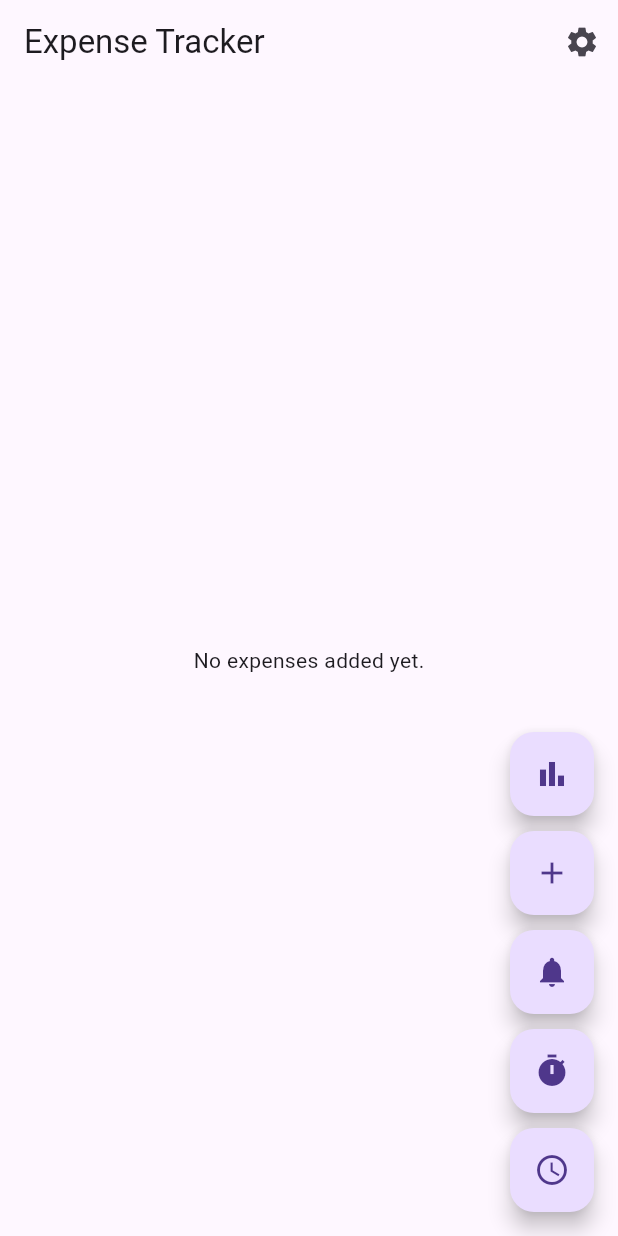
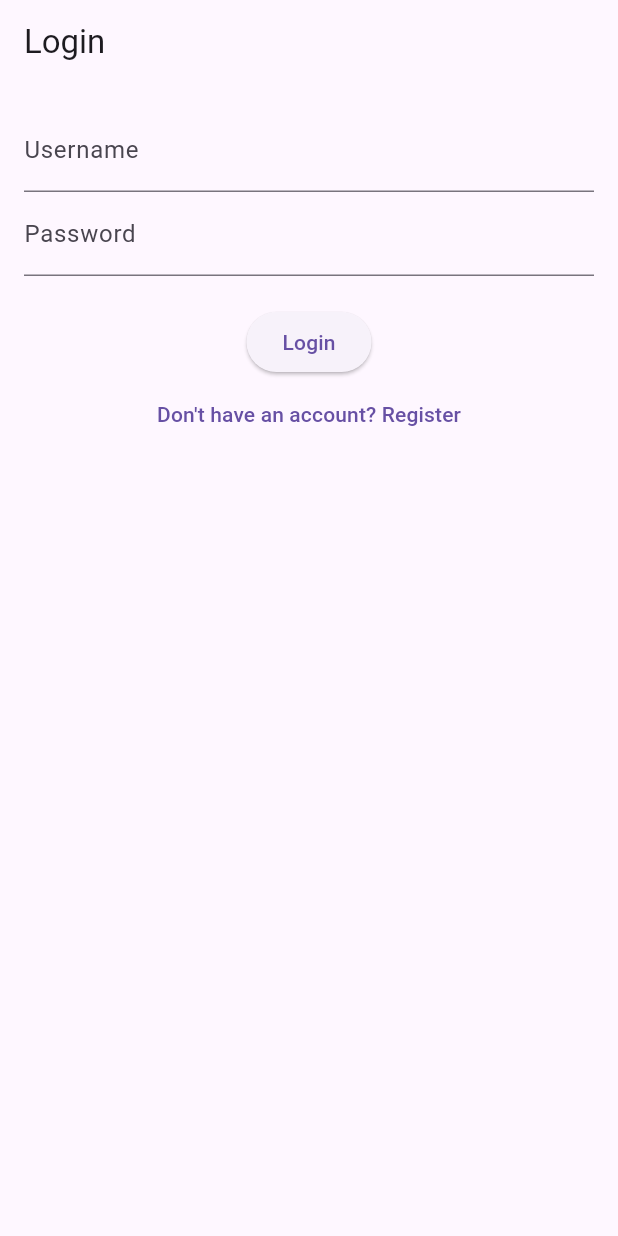
Before and after one commit to yashjoshi007/expense, a Flutter app: the screen it shows after launch, on a phone screen of 412 x 824 dp. Run offline on Flutter 3.47's test engine with Material 3 defaults, Android fonts, the phone set to English and light mode, and no system bars; our stand-ins replace fl_chart, flutter_local_notifications, hive, hive_flutter, permission_handler, shared_preferences and 1 more; accounts and stored records are empty.

Commit message:
feat: added login flow, fixed notification timers

```diff
--- /dev/null
+++ b/lib/core/auth/auth_service.dart
@@ -0,0 +1,32 @@
+import 'package:hive/hive.dart';
+
+class AuthService {
+  static late Box _authBox;
+
+  static Future<void> initHive() async {
+    _authBox = await Hive.openBox('authBox');
+  }
+
+  static Future<bool> register(String username, String password) async {
+    if (_authBox.containsKey(username)) return false; // User already exists
+
+    await _authBox.put(username, password);
+    return true;
+  }
+
+  static bool login(String username, String password) {
+    return _authBox.get(username) == password;
+  }
+
+  static Future<void> logout() async {
+    await _authBox.put('isLoggedIn', false);
+  }
+
+ static bool isLoggedIn() {
+  return _authBox.get('isLoggedIn', defaultValue: false) ?? false;
+}
+
+  static Future<void> setLoggedIn(bool value) async {
+    await _authBox.put('isLoggedIn', value);
+  }
+}
--- a/lib/main.dart
+++ b/lib/main.dart
@@ -1,6 +1,8 @@
+import 'package:expense/core/auth/auth_service.dart';
+import 'package:expense/presentation/providers/auth_provider.dart';
+import 'package:expense/presentation/screens/login_screen.dart';
 import 'package:flutter/material.dart';
 import 'package:hive_flutter/hive_flutter.dart';
-import 'package:permission_handler/permission_handler.dart';
 import 'package:provider/provider.dart';
 import 'package:timezone/data/latest.dart' as tz;
 import 'data/models/expense_model.dart';
@@ -11,14 +13,18 @@ import 'core/notifications/notifications_service.dart';
 void main() async {
   WidgetsFlutterBinding.ensureInitialized();
   await Hive.initFlutter();
+  await AuthService.initHive();
   Hive.registerAdapter(ExpenseAdapter());
   await Hive.openBox<Expense>('expenseBox');
-   tz.initializeTimeZones();
+
+  tz.initializeTimeZones();
   await NotificationService.initialize();
+
   runApp(
     MultiProvider(
       providers: [
         ChangeNotifierProvider(create: (_) => ExpenseProvider()..loadExpenses()),
+        ChangeNotifierProvider(create: (_) => AuthProvider()), // Added AuthProvider
       ],
       child: MyApp(),
     ),
@@ -28,11 +34,15 @@ void main() async {
 class MyApp extends StatelessWidget {
   @override
   Widget build(BuildContext context) {
-    return MaterialApp(
-      debugShowCheckedModeBanner: false,
-      title: 'Expense Tracker',
-      theme: ThemeData(primarySwatch: Colors.blue),
-      home: HomeScreen(),
+    return Consumer<AuthProvider>(
+      builder: (context, authProvider, child) {
+        return MaterialApp(
+          debugShowCheckedModeBanner: false,
+          title: 'Expense Tracker',
+          theme: ThemeData(primarySwatch: Colors.blue),
+          home: authProvider.isLoggedIn ? HomeScreen() : LoginScreen(),
+        );
+      },
     );
   }
 }
--- /dev/null
+++ b/lib/presentation/providers/auth_provider.dart
@@ -0,0 +1,29 @@
+import 'package:flutter/material.dart';
+import '../../core/auth/auth_service.dart';
+
+class AuthProvider extends ChangeNotifier {
+  bool _isLoggedIn = AuthService.isLoggedIn();
+
+  bool get isLoggedIn => _isLoggedIn;
+
+  Future<bool> register(String username, String password) async {
+    bool success = await AuthService.register(username, password);
+    return success;
+  }
+
+  bool login(String username, String password) {
+    if (AuthService.login(username, password)) {
+      _isLoggedIn = true;
+      AuthService.setLoggedIn(true);
+      notifyListeners();
+      return true;
+    }
+    return false;
+  }
+
+  void logout() {
+    AuthService.logout();
+    _isLoggedIn = false;
+    notifyListeners();
+  }
+}
--- /dev/null
+++ b/lib/presentation/screens/login_screen.dart
@@ -0,0 +1,57 @@
+import 'package:flutter/material.dart';
+import 'package:provider/provider.dart';
+import '../providers/auth_provider.dart';
+import 'home_screen.dart';
+import 'register_screen.dart';
+
+class LoginScreen extends StatefulWidget {
+  @override
+  _LoginScreenState createState() => _LoginScreenState();
+}
+
+class _LoginScreenState extends State<LoginScreen> {
+  final TextEditingController _usernameController = TextEditingController();
+  final TextEditingController _passwordController = TextEditingController();
+  String _errorMessage = '';
+
+  void _login() {
+    final authProvider = Provider.of<AuthProvider>(context, listen: false);
+    bool success = authProvider.login(
+      _usernameController.text,
+      _passwordController.text,
+    );
+
+    if (success) {
+      Navigator.pushReplacement(
+        context,
+        MaterialPageRoute(builder: (context) => HomeScreen()),
+      );
+    } else {
+      setState(() {
+        _errorMessage = 'Invalid username or password!';
+      });
+    }
+  }
+
+  @override
+  Widget build(BuildContext context) {
+    return Scaffold(
+      appBar: AppBar(title: Text("Login")),
+      body: Padding(
+        padding: const EdgeInsets.all(16.0),
+        child: Column(
+          children: [
+            TextField(controller: _usernameController, decoration: InputDecoration(labelText: "Username")),
+            TextField(controller: _passwordController, decoration: InputDecoration(labelText: "Password"), obscureText: true),
+            SizedBox(height: 20),
+            ElevatedButton(onPressed: _login, child: Text("Login")),
+            TextButton(onPressed: () {
+              Navigator.push(context, MaterialPageRoute(builder: (context) => RegisterScreen()));
+            }, child: Text("Don't have an account? Register")),
+            if (_errorMessage.isNotEmpty) Text(_errorMessage, style: TextStyle(color: Colors.red)),
+          ],
+        ),
+      ),
+    );
+  }
+}
--- /dev/null
+++ b/lib/presentation/screens/register_screen.dart
@@ -0,0 +1,45 @@
+import 'package:flutter/material.dart';
+import 'package:provider/provider.dart';
+import '../providers/auth_provider.dart';
+
+class RegisterScreen extends StatefulWidget {
+  @override
+  _RegisterScreenState createState() => _RegisterScreenState();
+}
+
+class _RegisterScreenState extends State<RegisterScreen> {
+  final TextEditingController _usernameController = TextEditingController();
+  final TextEditingController _passwordController = TextEditingController();
+  String _message = '';
+
+  void _register() async {
+    final authProvider = Provider.of<AuthProvider>(context, listen: false);
+    bool success = await authProvider.register(
+      _usernameController.text,
+      _passwordController.text,
+    );
+
+    setState(() {
+      _message = success ? 'Registration successful! Go back to login.' : 'User already exists!';
+    });
+  }
+
+  @override
+  Widget build(BuildContext context) {
+    return Scaffold(
+      appBar: AppBar(title: Text("Register")),
+      body: Padding(
+        padding: const EdgeInsets.all(16.0),
+        child: Column(
+          children: [
+            TextField(controller: _usernameController, decoration: InputDecoration(labelText: "Username")),
+            TextField(controller: _passwordController, decoration: InputDecoration(labelText: "Password"), obscureText: true),
+            SizedBox(height: 20),
+            ElevatedButton(onPressed: _register, child: Text("Register")),
+            if (_message.isNotEmpty) Text(_message, style: TextStyle(color: _message.contains('successful') ? Colors.green : Colors.red)),
+          ],
+        ),
+      ),
+    );
+  }
+}
```
Also changed, not shown: lib/core/notifications/notifications_service.dart (+12 -7 lines), lib/presentation/screens/home_screen.dart (+12 -1 lines), 1 other file.
